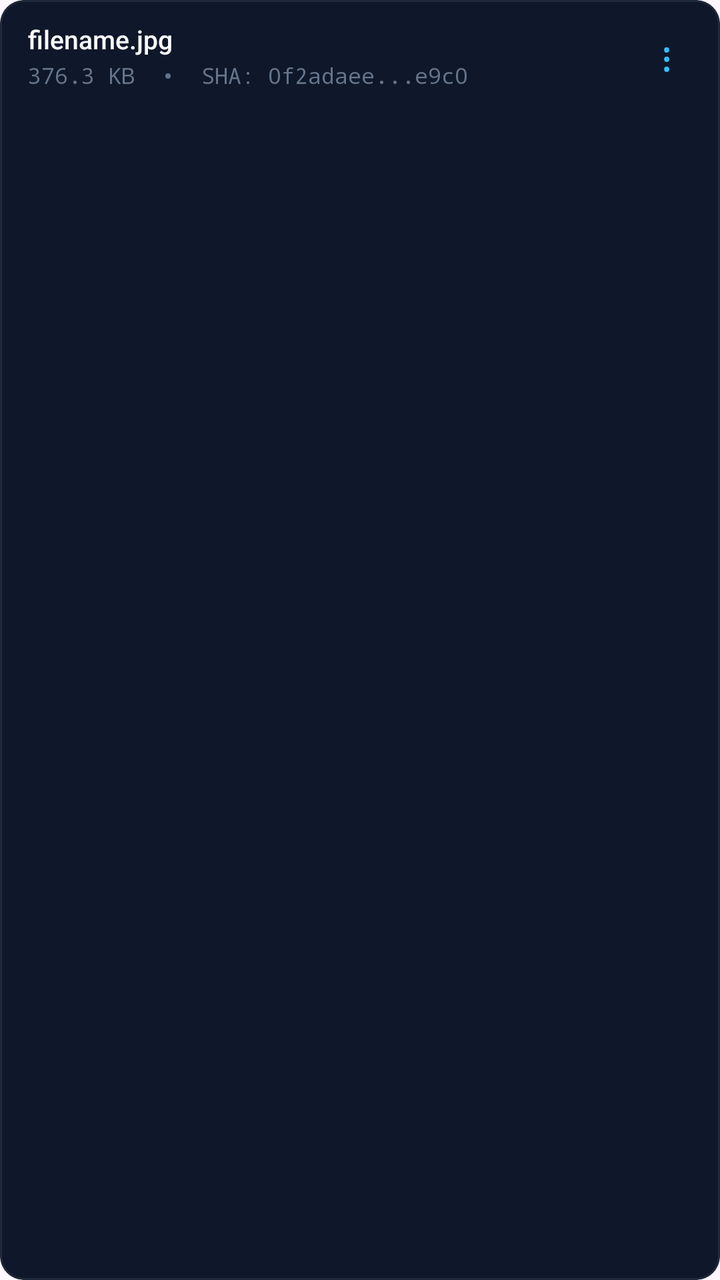
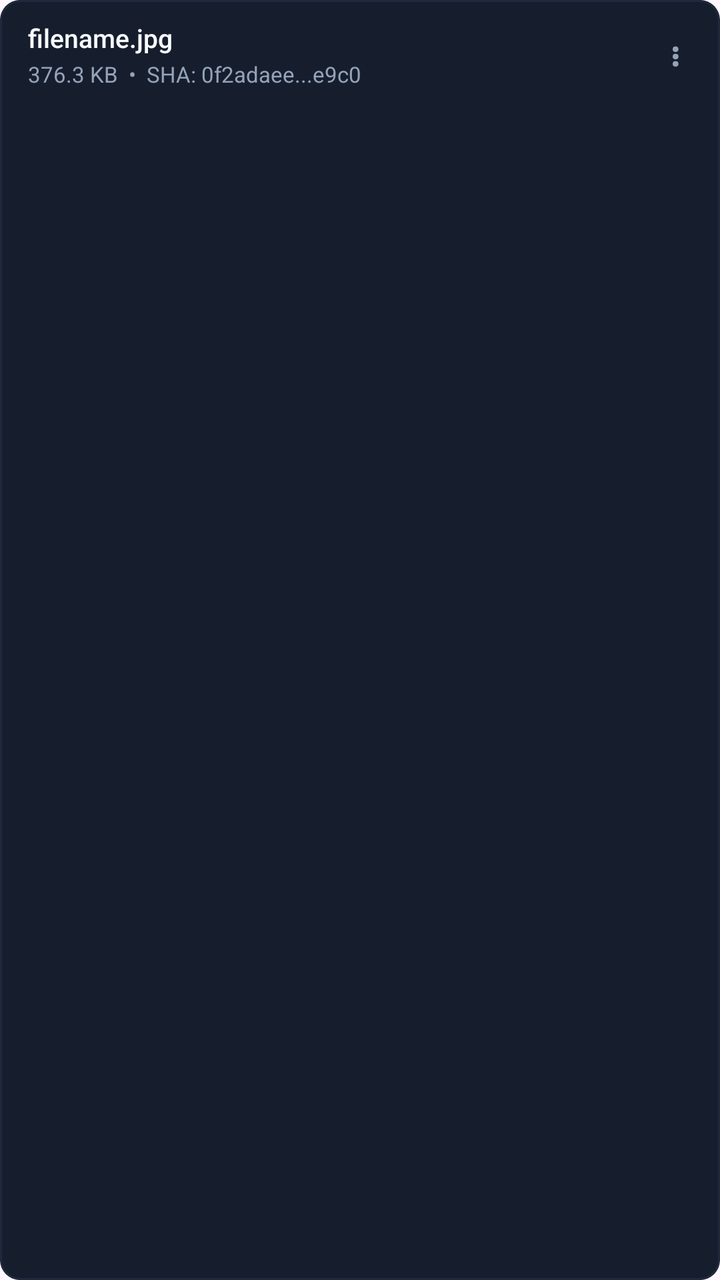

Compare the two renders of this Android layout. The source of the first and the diff that turns it into the second are given below.
<!-- AndroidManifest.xml: application theme Theme.LazyVault -->
<!-- res/layout/item_vault_file.xml -->
<?xml version="1.0" encoding="utf-8"?>
<com.google.android.material.card.MaterialCardView xmlns:android="http://schemas.android.com/apk/res/android"
    xmlns:app="http://schemas.android.com/apk/res-auto"
    android:id="@+id/cardFileRoot"
    android:layout_width="match_parent"
    android:layout_height="wrap_content"
    android:layout_marginBottom="8dp"
    android:clickable="true"
    android:focusable="true"
    android:foreground="?attr/selectableItemBackground"
    app:cardBackgroundColor="#0F172A"
    app:cardCornerRadius="12dp"
    app:cardElevation="0dp"
    app:strokeColor="#1E293B"
    app:strokeWidth="1dp">

    <LinearLayout
        android:layout_width="match_parent"
        android:layout_height="wrap_content"
        android:gravity="center_vertical"
        android:orientation="horizontal"
        android:paddingHorizontal="14dp"
        android:paddingVertical="10dp">

        <LinearLayout
            android:layout_width="0dp"
            android:layout_height="wrap_content"
            android:layout_weight="1"
            android:orientation="vertical">

            <TextView
                android:id="@+id/textFileName"
                android:layout_width="match_parent"
                android:layout_height="wrap_content"
                android:ellipsize="middle"
                android:fontFamily="sans-serif-medium"
                android:singleLine="true"
                android:text="filename.jpg"
                android:textColor="#F8FAFC"
                android:textSize="13sp" />

            <TextView
                android:id="@+id/textFileMeta"
                android:layout_width="match_parent"
                android:layout_height="wrap_content"
                android:layout_marginTop="2dp"
                android:fontFamily="monospace"
                android:singleLine="true"
                android:text="376.3 KB  •  SHA: 0f2adaee...e9c0"
                android:textColor="#64748B"
                android:textSize="11sp" />
        </LinearLayout>

        <TextView
            android:id="@+id/btnFileMenu"
            android:layout_width="wrap_content"
            android:layout_height="wrap_content"
            android:background="?attr/selectableItemBackgroundBorderless"
            android:clickable="true"
            android:focusable="true"
            android:gravity="center"
            android:paddingHorizontal="10dp"
            android:paddingVertical="4dp"
            android:text="⋮"
            android:textColor="#38BDF8"
            android:textSize="20sp" />
    </LinearLayout>
</com.google.android.material.card.MaterialCardView>
<!-- resources referenced by this layout -->
<resources>
  <style name="Theme.LazyVault" parent="Base.Theme.LazyVault" />
  <style name="Base.Theme.LazyVault" parent="Theme.Material3.DayNight.NoActionBar">
          
          
      </style>
</resources>

<!-- the commit's change to res/layout/item_vault_file.xml (unified diff, before → after) -->
@@ -4,14 +4,14 @@
     android:id="@+id/cardFileRoot"
     android:layout_width="match_parent"
     android:layout_height="wrap_content"
-    android:layout_marginBottom="8dp"
+    android:layout_marginBottom="6dp"
     android:clickable="true"
     android:focusable="true"
     android:foreground="?attr/selectableItemBackground"
-    app:cardBackgroundColor="#0F172A"
-    app:cardCornerRadius="12dp"
+    app:cardBackgroundColor="@color/vault_surface_card"
+    app:cardCornerRadius="10dp"
     app:cardElevation="0dp"
-    app:strokeColor="#1E293B"
+    app:strokeColor="@color/vault_surface_stroke"
     app:strokeWidth="1dp">
 
     <LinearLayout
@@ -36,7 +36,7 @@
                 android:fontFamily="sans-serif-medium"
                 android:singleLine="true"
                 android:text="filename.jpg"
-                android:textColor="#F8FAFC"
+                android:textColor="@color/vault_text_primary"
                 android:textSize="13sp" />
 
             <TextView
@@ -44,10 +44,10 @@
                 android:layout_width="match_parent"
                 android:layout_height="wrap_content"
                 android:layout_marginTop="2dp"
-                android:fontFamily="monospace"
+                android:fontFamily="sans-serif"
                 android:singleLine="true"
                 android:text="376.3 KB  •  SHA: 0f2adaee...e9c0"
-                android:textColor="#64748B"
+                android:textColor="@color/vault_text_secondary"
                 android:textSize="11sp" />
         </LinearLayout>
 
@@ -58,11 +58,11 @@
             android:background="?attr/selectableItemBackgroundBorderless"
             android:clickable="true"
             android:focusable="true"
-            android:gravity="center"
-            android:paddingHorizontal="10dp"
-            android:paddingVertical="4dp"
+            android:padding="6dp"
             android:text="⋮"
-            android:textColor="#38BDF8"
-            android:textSize="20sp" />
+            android:textColor="@color/vault_text_secondary"
+            android:textSize="16sp"
+            android:textStyle="bold" />
     </LinearLayout>
+
 </com.google.android.material.card.MaterialCardView>
<!-- resource entries referenced after the edit -->
@@ -1,5 +1,9 @@
 <!-- resources referenced by this layout -->
 <resources>
+  <color name="vault_surface_card">#161E2E</color>
+  <color name="vault_surface_stroke">#1F293D</color>
+  <color name="vault_text_primary">#F8FAFC</color>
+  <color name="vault_text_secondary">#94A3B8</color>
   <style name="Theme.LazyVault" parent="Base.Theme.LazyVault" />
   <style name="Base.Theme.LazyVault" parent="Theme.Material3.DayNight.NoActionBar">
           
